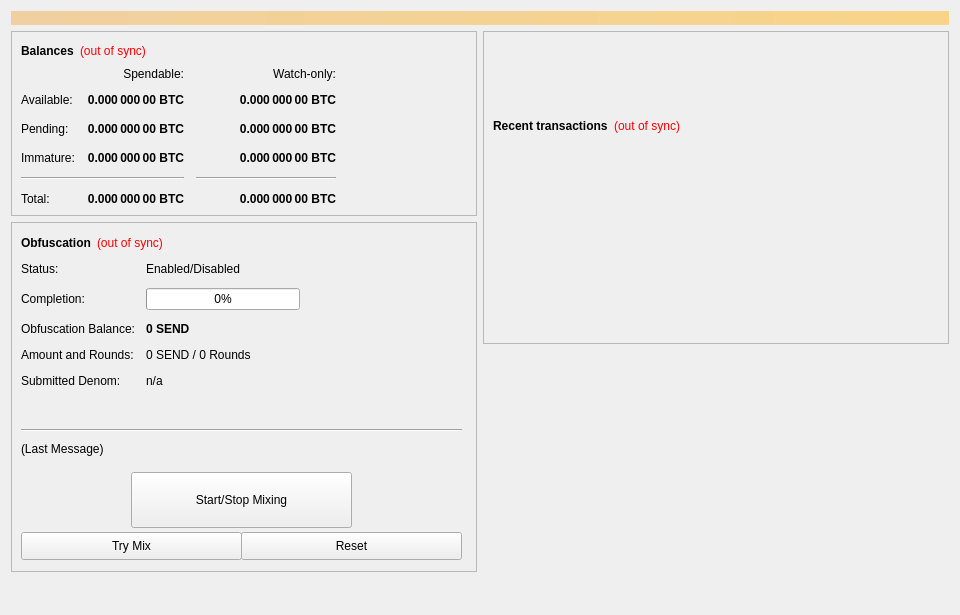
Qt form src/qt/forms/overviewpage.ui (SocialSend/SocialSend) before a commit.
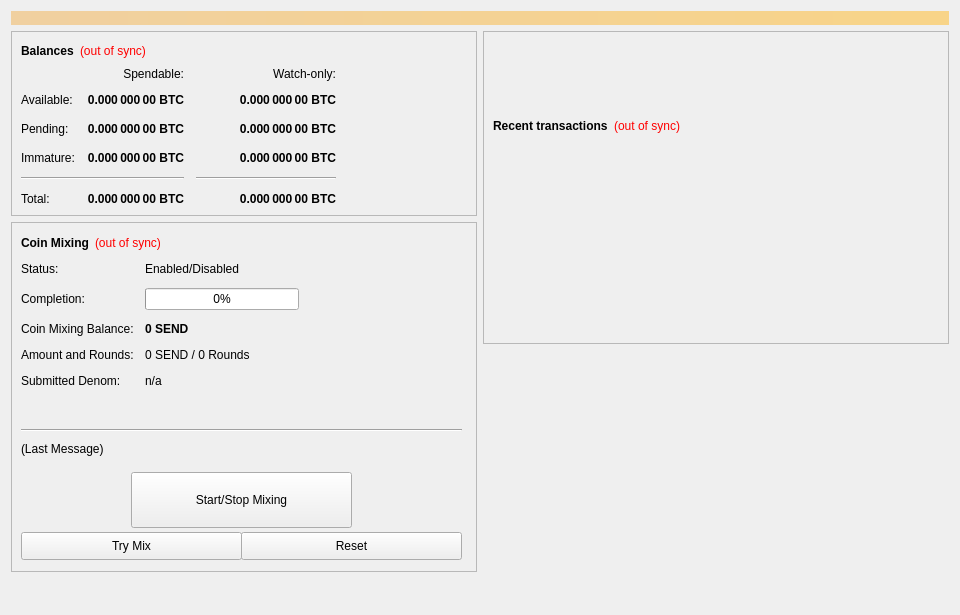
The same form after that commit.

Diff of the .ui file:
```diff
--- a/src/qt/forms/overviewpage.ui
+++ b/src/qt/forms/overviewpage.ui
@@ -461,7 +461,7 @@
            <item row="2" column="0">
             <widget class="QLabel" name="labelAnonymizedText">
              <property name="text">
-              <string>Obfuscation Balance:</string>
+              <string>Coin Mixing Balance:</string>
              </property>
             </widget>
            </item>
@@ -1078,7 +1078,7 @@
               </font>
              </property>
              <property name="text">
-              <string>Obfuscation</string>
+              <string>Coin Mixing</string>
              </property>
             </widget>
            </item>
```
